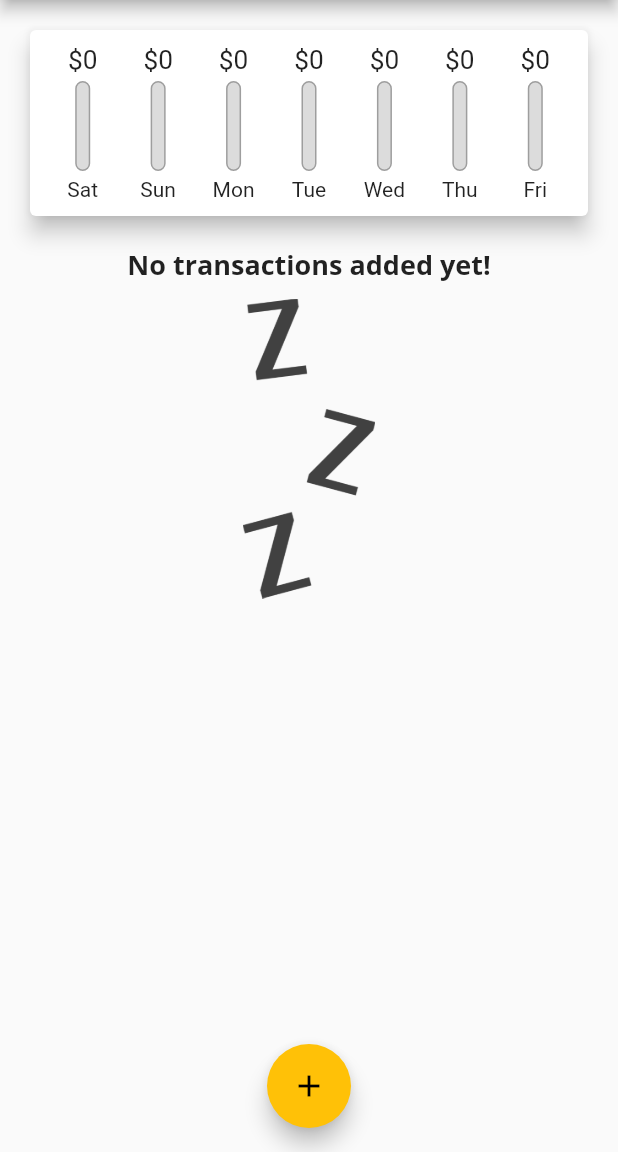
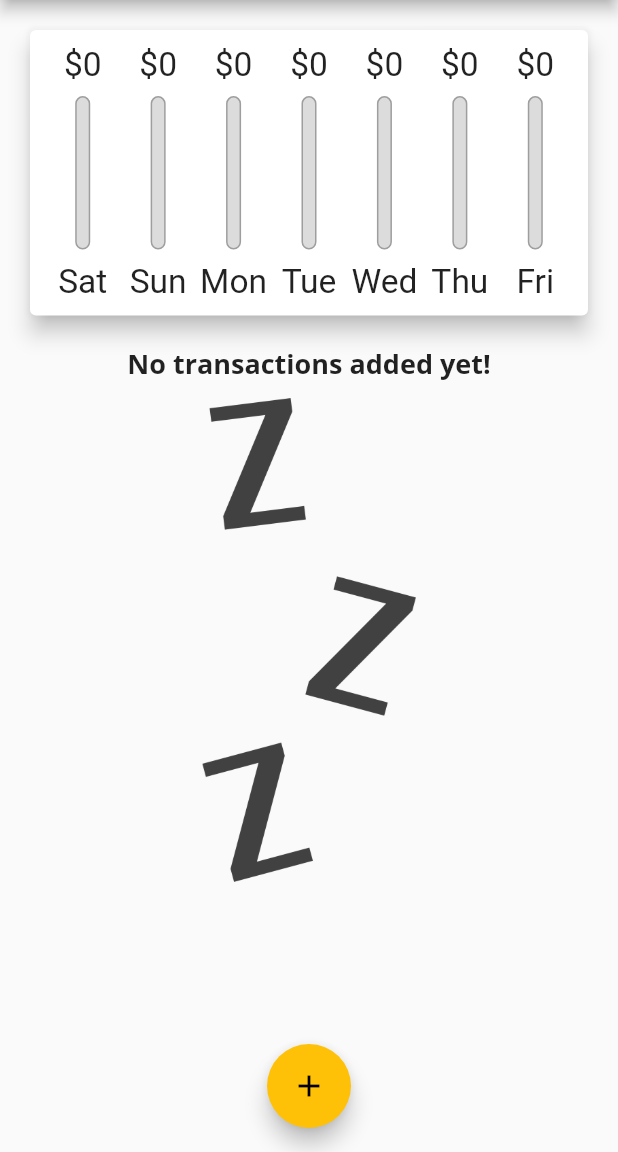
Before and after one commit to andremw96/simple_expenses_app, a Flutter app: the screen it shows after launch, on a phone screen of 412 x 824 dp, the part 84-1236 px from its top. Run offline on Flutter 3.47's test engine with Material 2 defaults, Android fonts, the phone set to English and light mode, and no system bars.

Commit message:
add responsive ui

```diff
--- a/lib/main.dart
+++ b/lib/main.dart
@@ -109,10 +109,14 @@ class _MyHomePageState extends State<MyHomePage> {
     );
   }
 
+  bool _showChart = false;
+
   @override
   Widget build(BuildContext context) {
-    return Scaffold(
-      appBar: AppBar(
+    final isLandscape =
+        MediaQuery.of(context).orientation == Orientation.landscape;
+
+    final appBar = AppBar(
       title: const Text('Personal Expenses'),
       actions: [
         IconButton(
@@ -120,15 +124,59 @@ class _MyHomePageState extends State<MyHomePage> {
           icon: const Icon(Icons.add),
         )
       ],
+    );
+
+    final txList = SizedBox(
+      height: (MediaQuery.of(context).size.height -
+              appBar.preferredSize.height -
+              MediaQuery.of(context).padding.top) *
+          0.7,
+      child: TransactionList(
+        transactions: _userTransaction,
+        removeTransaction: _removeTransaction,
       ),
+    );
+
+    return Scaffold(
+      appBar: appBar,
       body: SingleChildScrollView(
         child: Column(
+          crossAxisAlignment: CrossAxisAlignment.stretch,
           children: [
-            Chart(recentTransactions: _recentTransaction),
-            TransactionList(
-              transactions: _userTransaction,
-              removeTransaction: _removeTransaction,
+            if (isLandscape)
+              Row(
+                mainAxisAlignment: MainAxisAlignment.center,
+                children: [
+                  const Text("Show Chart"),
+                  Switch(
+                    value: _showChart,
+                    onChanged: (val) {
+                      setState(() {
+                        _showChart = val;
+                      });
+                    },
+                  ),
+                ],
+              ),
+            if (!isLandscape)
+              SizedBox(
+                height: (MediaQuery.of(context).size.height -
+                        appBar.preferredSize.height -
+                        MediaQuery.of(context).padding.top) *
+                    0.3,
+                child: Chart(recentTransactions: _recentTransaction),
+              ),
+            if (!isLandscape) txList,
+            if (isLandscape)
+              _showChart
+                  ? SizedBox(
+                      height: (MediaQuery.of(context).size.height -
+                              appBar.preferredSize.height -
+                              MediaQuery.of(context).padding.top) *
+                          0.7,
+                      child: Chart(recentTransactions: _recentTransaction),
                     )
+                  : txList
           ],
         ),
       ),
--- a/lib/widgets/chart_bar.dart
+++ b/lib/widgets/chart_bar.dart
@@ -14,17 +14,19 @@ class ChartBar extends StatelessWidget {
 
   @override
   Widget build(BuildContext context) {
+    return LayoutBuilder(
+      builder: (context, constraints) {
         return Column(
           children: [
             SizedBox(
-          height: 20,
+              height: constraints.maxHeight * 0.15,
               child: FittedBox(
                 child: Text("\$${spendingAmount.toStringAsFixed(0)}"),
               ),
             ),
-        const SizedBox(height: 4),
+            SizedBox(height: constraints.maxHeight * 0.05),
             SizedBox(
-          height: 60,
+              height: constraints.maxHeight * 0.6,
               width: 10,
               child: Stack(
                 children: [
@@ -47,11 +49,18 @@ class ChartBar extends StatelessWidget {
                 ],
               ),
             ),
-        const SizedBox(
-          height: 4,
+            SizedBox(
+              height: constraints.maxHeight * 0.05,
             ),
-        Text(label),
+            SizedBox(
+              height: constraints.maxHeight * 0.15,
+              child: FittedBox(
+                child: Text(label),
+              ),
+            ),
           ],
+        );
+      },
     );
   }
 }
--- a/lib/widgets/transaction_list.dart
+++ b/lib/widgets/transaction_list.dart
@@ -12,10 +12,9 @@ class TransactionList extends StatelessWidget {
 
   @override
   Widget build(BuildContext context) {
-    return SizedBox(
-      height: 300,
-      child: transactions.isEmpty
-          ? Column(
+    return transactions.isEmpty
+        ? LayoutBuilder(builder: (context, constraints) {
+            return Column(
               children: [
                 Text(
                   "No transactions added yet!",
@@ -25,14 +24,15 @@ class TransactionList extends StatelessWidget {
                   height: 10,
                 ),
                 SizedBox(
-                  height: 200,
+                  height: constraints.maxHeight * 0.6,
                   child: Image.asset(
                     "assets/images/waiting.png",
                     fit: BoxFit.cover,
                   ),
                 )
               ],
-            )
+            );
+          })
         : ListView.builder(
             itemBuilder: (ctx, index) {
               return Card(
@@ -61,14 +61,12 @@ class TransactionList extends StatelessWidget {
                   trailing: IconButton(
                     icon: const Icon(Icons.delete),
                     color: Theme.of(context).errorColor,
-                      onPressed: () =>
-                          removeTransaction(transactions[index].id),
+                    onPressed: () => removeTransaction(transactions[index].id),
                   ),
                 ),
               );
             },
             itemCount: transactions.length,
-            ),
           );
   }
 }
```
Lines whose indentation alone changed are shown as unchanged.
